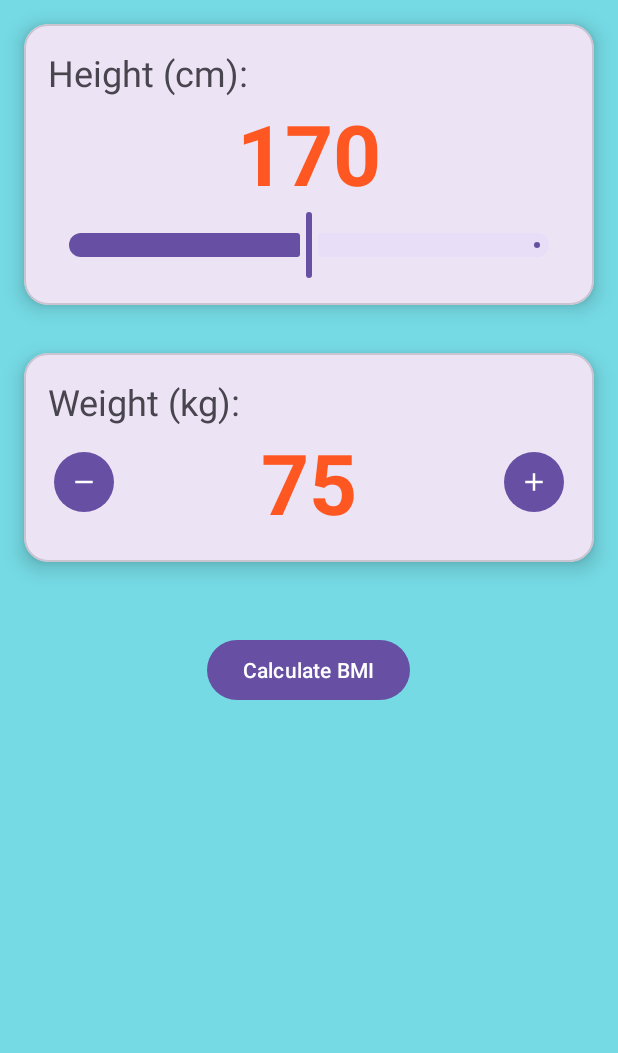
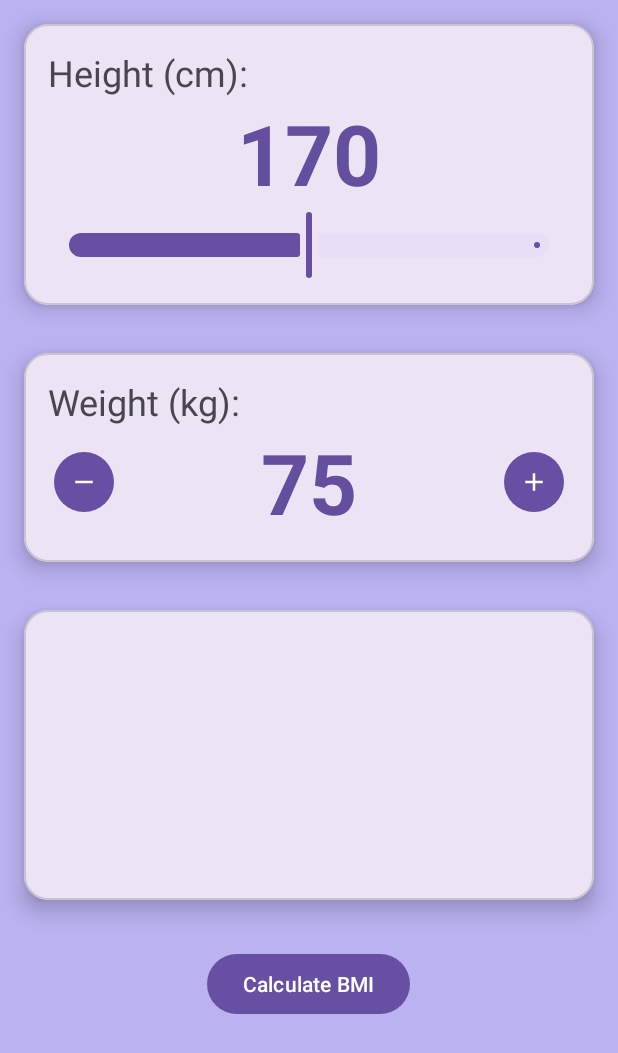
Before and after one commit to IgniteCoders/BMI-Calculator, an Android app: the screen it shows after launch (MainActivity), on a phone screen of 412 x 824 dp. Shown: the top 1053 px of the screen. Run offline under Robolectric (Android 15) with nearby library versions, the phone set to English and light mode, and no system bars.

Commit message:
Adjusted the BMI colors to contrast better in the background color. Also adjusted the primary colors of the app. Final design of the main view.

```diff
--- a/app/src/main/res/layout/activity_main.xml
+++ b/app/src/main/res/layout/activity_main.xml
@@ -115,15 +115,21 @@
 
     </com.google.android.material.card.MaterialCardView>
 
+    <!-- Resultado -->
 
 
-    <Button
-        android:id="@+id/calculateButton"
-        android:layout_width="wrap_content"
+
+    <com.google.android.material.card.MaterialCardView
+        android:layout_width="match_parent"
         android:layout_height="wrap_content"
-        android:text="@string/calculate_button"
-        android:layout_gravity="center_horizontal"
-        android:layout_marginTop="32dp"/>
+        android:layout_margin="16dp"
+        app:cardCornerRadius="16dp"
+        app:cardElevation="8dp">
+
+        <LinearLayout
+            android:layout_width="match_parent"
+            android:layout_height="wrap_content"
+            android:orientation="vertical">
 
             <TextView
                 android:id="@+id/resultTextView"
@@ -133,7 +139,7 @@
                 android:textSize="72sp"
                 android:textStyle="bold"
                 android:textAlignment="center"
-        android:layout_marginTop="48dp"/>
+                android:layout_marginTop="16dp"/>
 
             <TextView
                 android:id="@+id/descriptionTextView"
@@ -143,6 +149,18 @@
                 android:textSize="36sp"
                 android:textStyle="bold"
                 android:textAlignment="center"
-        android:layout_marginTop="24dp"/>
+                android:layout_marginVertical="16dp"/>
 
         </LinearLayout>
+
+    </com.google.android.material.card.MaterialCardView>
+
+    <Button
+        android:id="@+id/calculateButton"
+        android:layout_width="wrap_content"
+        android:layout_height="wrap_content"
+        android:text="@string/calculate_button"
+        android:layout_gravity="center_horizontal"
+        android:layout_marginVertical="16dp"/>
+
+</LinearLayout>
--- a/app/src/main/res/values/colors.xml
+++ b/app/src/main/res/values/colors.xml
@@ -4,13 +4,13 @@
     <color name="white">#FFFFFFFF</color>
 
 
-    <color name="background">#75DAE4</color>
-    <color name="primary">#FF5722</color>
+    <color name="background">#BAB2F1</color>
+    <color name="primary">#644F9F</color>
 
     <color name="imc_underweight">#03A9F4</color>
     <color name="imc_normal">#4CAF50</color>
-    <color name="imc_overweight">#DEF451</color>
-    <color name="imc_obesity1">#FFEB3B</color>
-    <color name="imc_obesity2">#FF9800</color>
+    <color name="imc_overweight">#FFC107</color>
+    <color name="imc_obesity1">#FF9800</color>
+    <color name="imc_obesity2">#FF5722</color>
     <color name="imc_obesity3">#F44336</color>
 </resources>
```
Lines whose indentation alone changed are shown as unchanged.
